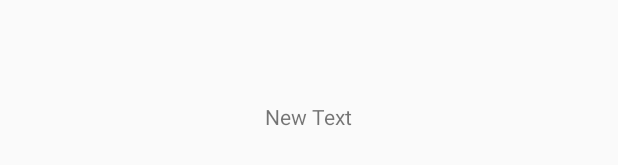
After one commit to pwb14/CHSWalkingTour, an Android app: the layout activity_more_info.xml on its own in the app's theme, with its tools: preview values and no code run, on a phone screen of 412 x 824 dp. The commit adds this screen. Shown: the part 501-666 px from the top of the screen. Run offline under Robolectric (Android 15) with nearby library versions, the phone set to English and light mode, and no system bars.

Commit message:
added a More Info activity that loads the image and contains the info when the marker info box is clicked on

```diff
--- a/app/build.gradle
+++ b/app/build.gradle
@@ -23,4 +23,5 @@ dependencies {
     compile fileTree(dir: 'libs', include: ['*.jar'])
     compile 'com.android.support:appcompat-v7:22.0.0'
     compile 'com.google.android.gms:play-services:6.5.87'
+    compile "com.squareup.picasso:picasso:2.4.0"
 }
--- a/app/src/debug/res/values/google_maps_api.xml
+++ b/app/src/debug/res/values/google_maps_api.xml
@@ -13,8 +13,8 @@ https://console.developers.google.com/flows/enableapi?apiid=maps_android_backend
     string in this file.
     -->
     <string name="google_maps_key" translatable="false" templateMergeStrategy="preserve">
-        <!--AIzaSyA6r1vIEmBMY48vbMJApoP9XoQx724Dopg--> <!-- Parker's debug key -->
-        AIzaSyDJNBtE-EYaJ-J581N6TI49Pz7shD6Gimk <!-- Clayton's debug key -->
+        AIzaSyA6r1vIEmBMY48vbMJApoP9XoQx724Dopg <!-- Parker's debug key -->
+        <!--AIzaSyDJNBtE-EYaJ-J581N6TI49Pz7shD6Gimk--> <!-- Clayton's debug key -->
     </string>
     <string name="chas_lat">32.7833</string>
     <string name="chas_long">79.9333</string>
--- a/app/src/main/AndroidManifest.xml
+++ b/app/src/main/AndroidManifest.xml
@@ -32,7 +32,6 @@
         <activity
             android:name=".Map1844"
             android:label="@string/title_activity_map1844" >
-
         </activity>
         <activity
             android:name=".MainActivity"
@@ -43,6 +42,10 @@
                 <category android:name="android.intent.category.LAUNCHER" />
             </intent-filter>
         </activity>
+        <activity
+            android:name=".MoreInfoActivity"
+            android:label="@string/title_activity_more_info" >
+        </activity>
     </application>
 
 </manifest>
--- /dev/null
+++ b/app/src/main/res/layout/activity_more_info.xml
@@ -0,0 +1,23 @@
+<RelativeLayout xmlns:android="http://schemas.android.com/apk/res/android"
+    xmlns:tools="http://schemas.android.com/tools" android:layout_width="match_parent"
+    android:layout_height="match_parent" android:paddingLeft="@dimen/activity_horizontal_margin"
+    android:paddingRight="@dimen/activity_horizontal_margin"
+    android:paddingTop="@dimen/activity_vertical_margin"
+    android:paddingBottom="@dimen/activity_vertical_margin"
+    tools:context="com.example.schs.charlestonwalkingtour.MoreInfoActivity">
+
+    <ImageView
+        android:layout_width="wrap_content"
+        android:layout_height="wrap_content"
+        android:id="@+id/moreInfoImageView"
+        android:layout_alignParentTop="true"
+        android:layout_centerHorizontal="true" />
+
+    <TextView
+        android:layout_width="wrap_content"
+        android:layout_height="wrap_content"
+        android:text="New Text"
+        android:id="@+id/moreInfoTextView"
+        android:layout_centerVertical="true"
+        android:layout_centerHorizontal="true" />
+</RelativeLayout>
--- a/app/src/main/res/values/strings.xml
+++ b/app/src/main/res/values/strings.xml
@@ -6,4 +6,7 @@
     <string name="main1844">1844</string>
 
     <string name="action_settings">Settings</string>
+    <string name="title_activity_more_info">MoreInfoActivity</string>
+
+    <string name="hello_world">Hello world!</string>
 </resources>
```
Also changed, not shown: app/src/main/java/com/example/schs/charlestonwalkingtour/Map1844.java (+21 -4 lines), app/src/main/java/com/example/schs/charlestonwalkingtour/MoreInfoActivity.java (added, +56 -0 lines), app/src/main/res/menu/menu_more_info.xml (added, +7 -0 lines), 1 other file.
